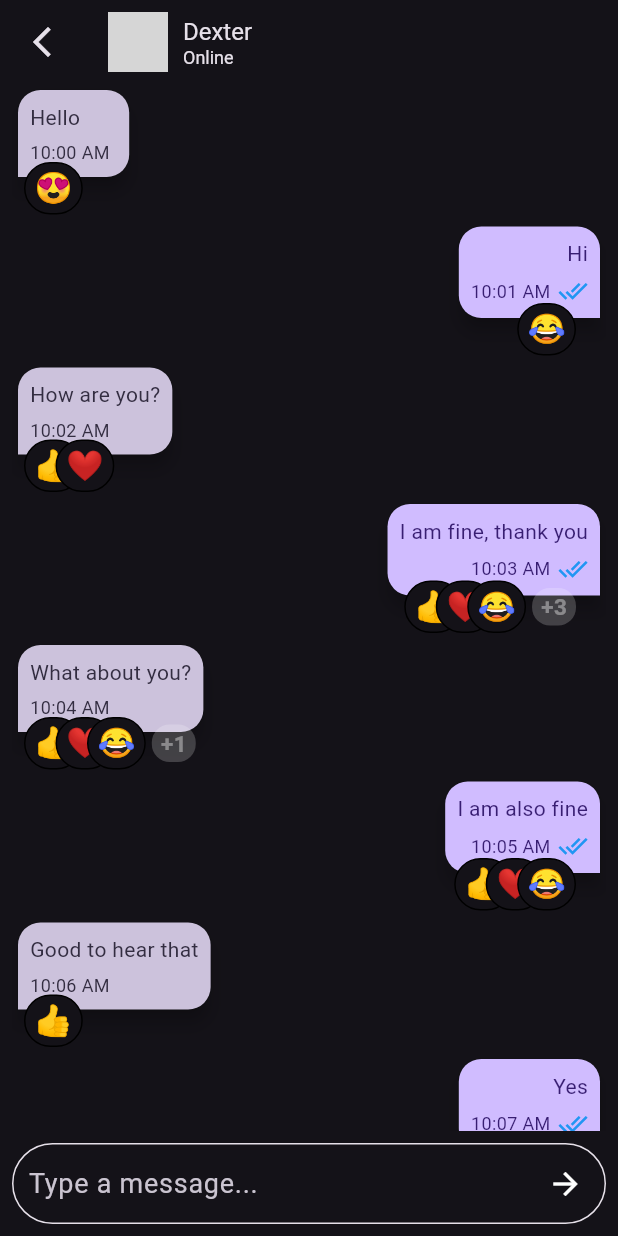
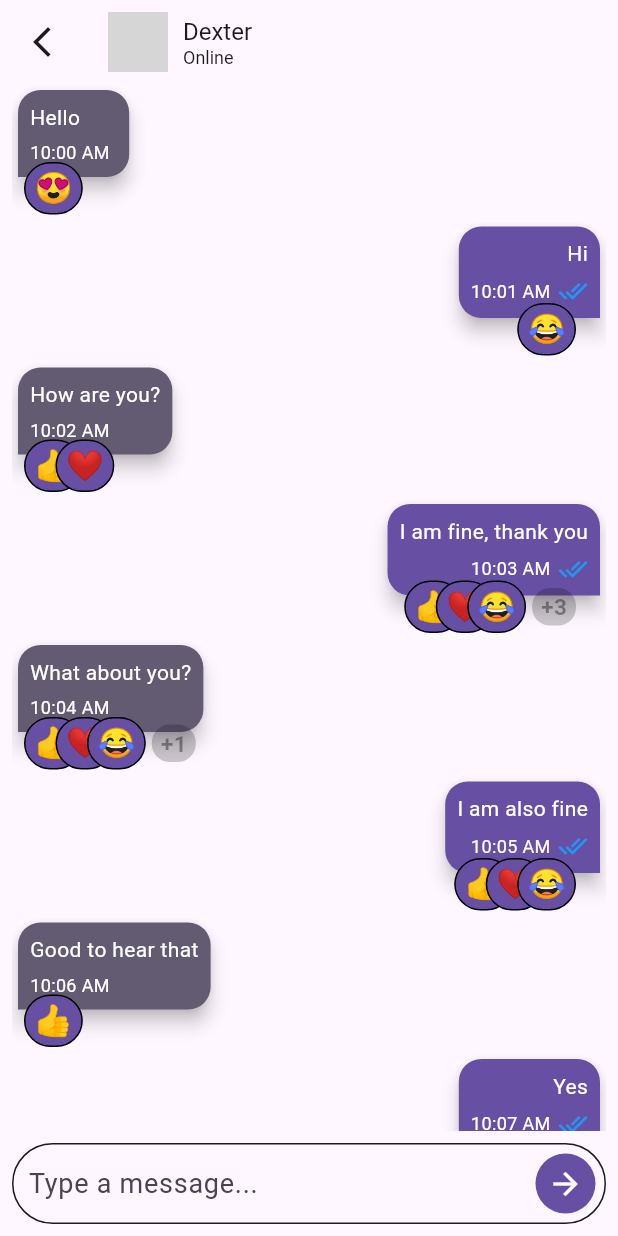
Before and after one commit to dileep-nex/nex_chat_reaction, a Flutter app: the screen it shows after launch, on a phone screen of 412 x 824 dp. Run offline on Flutter 3.47's test engine with Material 3 defaults, Android fonts, the phone set to English and light mode, and no system bars; our stand-ins replace animate_do, date_format, emoji_picker_flutter; grey boxes are pictures that could not be loaded.

Commit message:
theming update.

```diff
--- a/example/lib/main.dart
+++ b/example/lib/main.dart
@@ -17,7 +17,7 @@ class MyApp extends StatelessWidget {
     return MaterialApp(
       title: 'Flutter Chat Reactions Example',
       theme: ThemeData(
-        brightness: Brightness.dark,
+        brightness: Brightness.light,
         primarySwatch: Colors.blue,
         useMaterial3: true,
       ),
--- a/lib/src/widgets/context_menu_widget.dart
+++ b/lib/src/widgets/context_menu_widget.dart
@@ -161,7 +161,9 @@ class ContextMenuWidget extends StatelessWidget {
                     ),
                   ),
                 ),
-                if (!isLast) const Divider(height: 1, thickness: 1), // Divider between buttons
+                if (!isLast) const Divider(height: 1, thickness: 1,
+                  color: Colors.grey,
+                ), // Divider between buttons
               ],
             );
           }).toList(),
```
